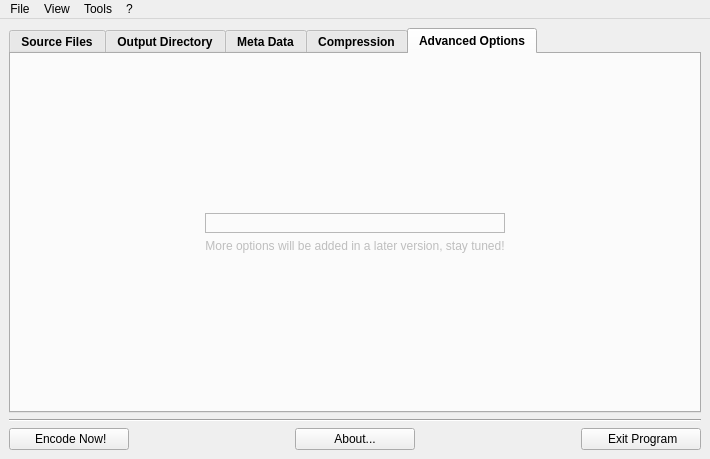
The window that gui/MainWindow.ui (lordmulder/LameXP) describes before a commit, drawn with Qt 5.
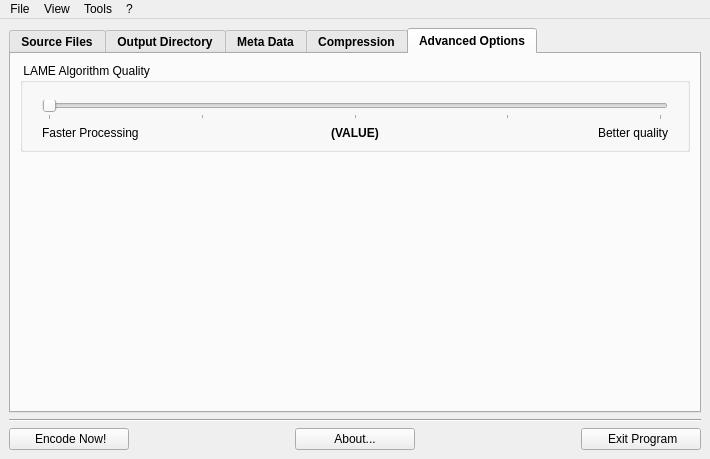
The same window after the commit. The open tabs and pages were chosen to show the change. Icons and pictures are not drawn.

Commit message: Initial support for advanced options. Only "LAME Algorithm Quality" so far.

Patch:
```diff
--- a/gui/MainWindow.ui
+++ b/gui/MainWindow.ui
@@ -6,7 +6,7 @@
    <rect>
     <x>0</x>
     <y>0</y>
-    <width>676</width>
+    <width>667</width>
     <height>459</height>
    </rect>
   </property>
@@ -971,100 +971,139 @@
          <layout class="QGridLayout" name="gridLayout_8">
           <item row="0" column="0">
            <layout class="QGridLayout" name="gridLayout_7">
-            <item row="2" column="1">
-             <widget class="QLabel" name="label_4">
-              <property name="cursor">
-               <cursorShape>ForbiddenCursor</cursorShape>
+            <item row="0" column="0">
+             <widget class="QGroupBox" name="groupBox_5">
+              <property name="font">
+               <font>
+                <weight>50</weight>
+                <bold>false</bold>
+               </font>
               </property>
-              <property name="frameShape">
-               <enum>QFrame::StyledPanel</enum>
+              <property name="title">
+               <string> LAME Algorithm Quality </string>
               </property>
-              <property name="frameShadow">
-               <enum>QFrame::Sunken</enum>
-              </property>
-              <property name="text">
-               <string/>
-              </property>
-              <property name="pixmap">
-               <pixmap resource="../res/Images.qrc">:/images/Cogwheels.png</pixmap>
-              </property>
-              <property name="alignment">
-               <set>Qt::AlignCenter</set>
-              </property>
-             </widget>
-            </item>
-            <item row="4" column="1">
-             <spacer name="verticalSpacer_7">
-              <property name="orientation">
-               <enum>Qt::Vertical</enum>
-              </property>
-              <property name="sizeHint" stdset="0">
-               <size>
-                <width>20</width>
-                <height>40</height>
-               </size>
-              </property>
-             </spacer>
-            </item>
+              <layout class="QGridLayout" name="gridLayout_17">
             <item row="0" column="1">
-             <spacer name="verticalSpacer_8">
+                <layout class="QGridLayout" name="gridLayout_16">
+                 <item row="1" column="1" colspan="3">
+                  <widget class="QSlider" name="sliderLameAlgoQuality">
+                   <property name="maximum">
+                    <number>4</number>
+                   </property>
+                   <property name="pageStep">
+                    <number>1</number>
+                   </property>
               <property name="orientation">
-               <enum>Qt::Vertical</enum>
-              </property>
-              <property name="sizeHint" stdset="0">
-               <size>
-                <width>20</width>
-                <height>40</height>
-               </size>
-              </property>
-             </spacer>
-            </item>
-            <item row="2" column="0">
+                    <enum>Qt::Horizontal</enum>
+                   </property>
+                   <property name="tickPosition">
+                    <enum>QSlider::TicksBelow</enum>
+                   </property>
+                   <property name="tickInterval">
+                    <number>1</number>
+                   </property>
+                  </widget>
+                 </item>
+                 <item row="1" column="0">
              <spacer name="horizontalSpacer_12">
               <property name="orientation">
                <enum>Qt::Horizontal</enum>
               </property>
+                   <property name="sizeType">
+                    <enum>QSizePolicy::Maximum</enum>
+                   </property>
               <property name="sizeHint" stdset="0">
                <size>
-                <width>40</width>
+                     <width>10</width>
                 <height>20</height>
                </size>
               </property>
              </spacer>
             </item>
-            <item row="2" column="2">
+                 <item row="1" column="4">
              <spacer name="horizontalSpacer_13">
               <property name="orientation">
                <enum>Qt::Horizontal</enum>
               </property>
+                   <property name="sizeType">
+                    <enum>QSizePolicy::Fixed</enum>
+                   </property>
               <property name="sizeHint" stdset="0">
                <size>
-                <width>40</width>
+                     <width>10</width>
                 <height>20</height>
                </size>
               </property>
              </spacer>
             </item>
-            <item row="3" column="1">
+                 <item row="0" column="1">
+                  <spacer name="verticalSpacer_4">
+                   <property name="orientation">
+                    <enum>Qt::Vertical</enum>
+                   </property>
+                   <property name="sizeType">
+                    <enum>QSizePolicy::Fixed</enum>
+                   </property>
+                   <property name="sizeHint" stdset="0">
+                    <size>
+                     <width>20</width>
+                     <height>8</height>
+                    </size>
+                   </property>
+                  </spacer>
+                 </item>
+                 <item row="2" column="1">
              <widget class="QLabel" name="label">
-              <property name="enabled">
-               <bool>false</bool>
-              </property>
+                   <property name="text">
+                    <string>Faster Processing</string>
+                   </property>
+                  </widget>
+                 </item>
+                 <item row="2" column="2">
+                  <widget class="QLabel" name="labelLameAlgoQuality">
               <property name="font">
                <font>
-                <weight>50</weight>
-                <bold>false</bold>
+                     <weight>75</weight>
+                     <bold>true</bold>
                </font>
               </property>
               <property name="text">
-               <string>More options will be added in a later version, stay tuned!</string>
+                    <string notr="true">(VALUE)</string>
               </property>
               <property name="alignment">
                <set>Qt::AlignCenter</set>
               </property>
              </widget>
             </item>
-           </layout>
+                 <item row="2" column="3">
+                  <widget class="QLabel" name="label_3">
+                   <property name="text">
+                    <string>Better quality</string>
+                   </property>
+                   <property name="alignment">
+                    <set>Qt::AlignRight|Qt::AlignTrailing|Qt::AlignVCenter</set>
+                   </property>
+                  </widget>
+                 </item>
+                </layout>
+               </item>
+              </layout>
+             </widget>
+            </item>
+           </layout>
+          </item>
+          <item row="1" column="0">
+           <spacer name="verticalSpacer">
+            <property name="orientation">
+             <enum>Qt::Vertical</enum>
+            </property>
+            <property name="sizeHint" stdset="0">
+             <size>
+              <width>20</width>
+              <height>40</height>
+             </size>
+            </property>
+           </spacer>
           </item>
          </layout>
         </widget>
```
Left out of the diff: 4 changed lines with no effect on the pictures. Lines whose indentation alone changed are shown as unchanged. The commit also changes 20 other files.
